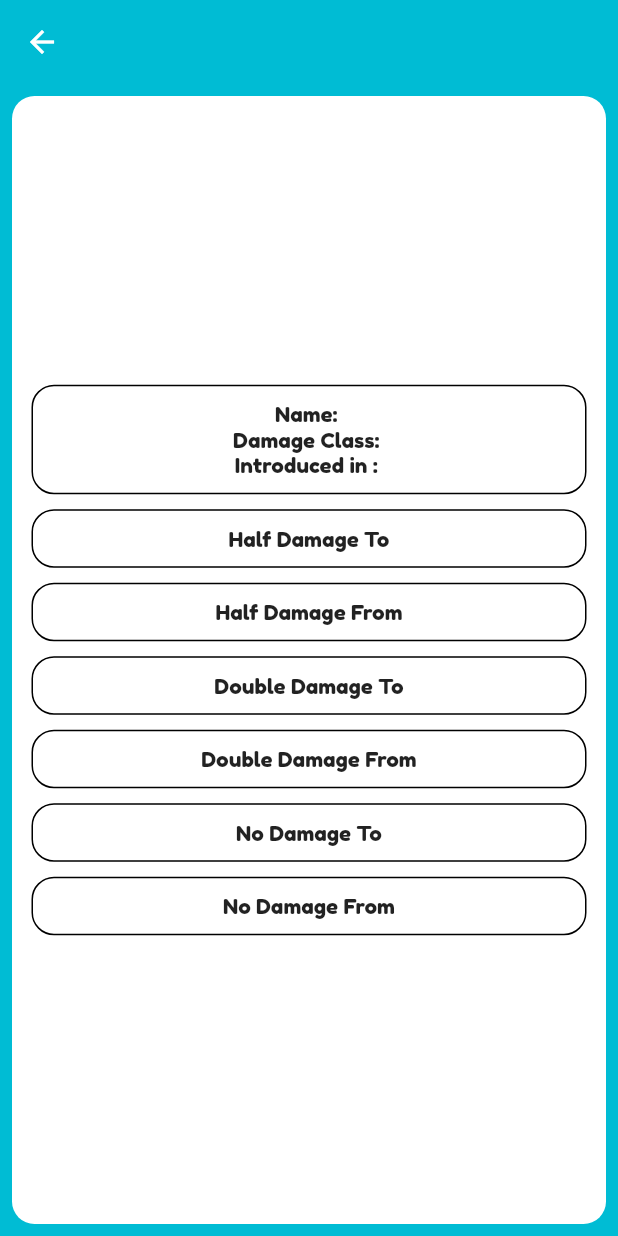
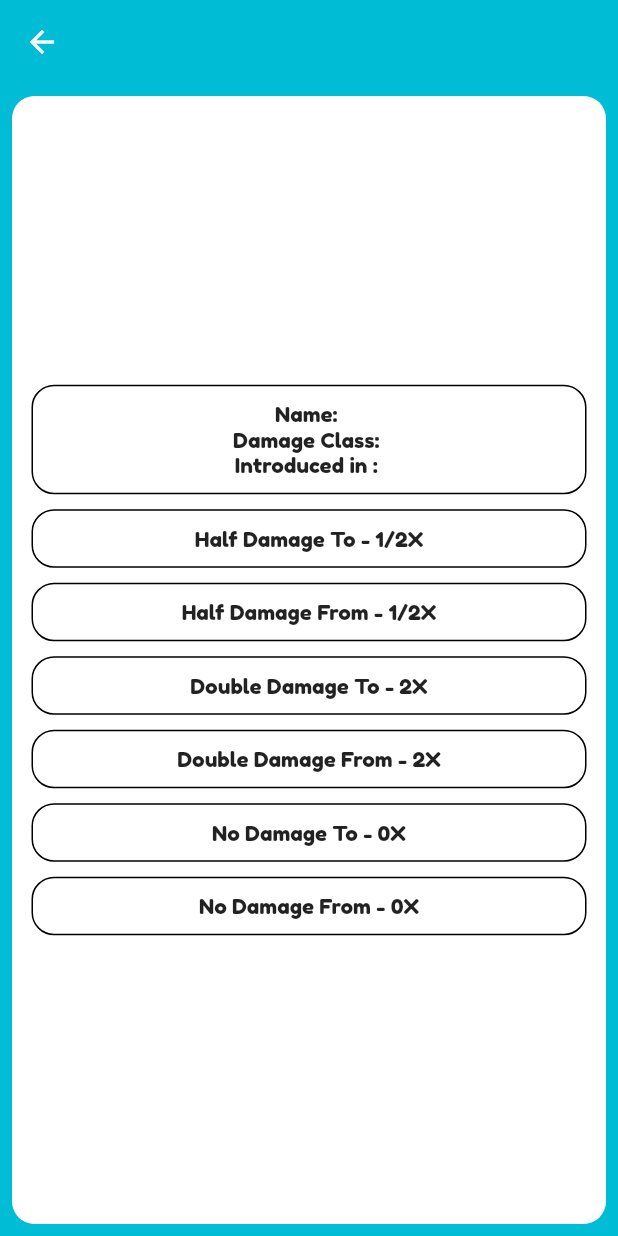
Before and after one commit to MaelSantos/PokeMagic, a Flutter app: the TypeDetalhes screen opened directly with empty values, on a phone screen of 412 x 824 dp. Run offline on Flutter 3.47's test engine with Material 2 defaults, Android fonts, the phone set to English and light mode, and no system bars; our stand-ins replace cached_network_image, charts_flutter, sqflite; accounts and stored records are empty; statements that could not run were skipped.

Commit message:
Melhoria nas Imagens

```diff
--- a/lib/model/pokedex.dart
+++ b/lib/model/pokedex.dart
@@ -26,7 +26,7 @@ class Pokedex {
 
   Pokemon toPokemon(String poke) {
     try {
-      return pokemons.firstWhere((p) => poke.contains(p.name));
+      return pokemons.firstWhere((p) => p.name == poke);
     } catch (e) {
       return null;
     }
--- a/lib/util/format.dart
+++ b/lib/util/format.dart
@@ -1,7 +1,10 @@
 import 'package:flutter/material.dart';
 
 String formatID(String i) {
-  return "https://www.serebii.net/pokemongo/pokemon/${i.replaceFirst("#", "")}.png";
+  // return "https://www.serebii.net/pokemongo/pokemon/${i.replaceFirst("#", "")}.png";
+  // return "https://www.serebii.net/pokemongo/pokemon/shiny/${i.replaceFirst("#", "")}.png"; //shiny
+  // "https://www.serebii.net/itemdex/sprites/pgl/sunstone.png" //item
+  return "https://assets.pokemon.com/assets/cms2/img/pokedex/full/${i.replaceFirst("#", "")}.png";
 }
 
 Map<String, Color> colors = {
--- a/lib/view/componentes/poke_card.dart
+++ b/lib/view/componentes/poke_card.dart
@@ -40,11 +40,13 @@ class PokeCard extends StatelessWidget {
 
   Widget imagem() {
     return Container(
+      height: 130,
+      width: 130,
         child: CachedNetworkImage(
       imageUrl: formatID(pokemon.number),
       placeholder: (context, url) => CircularProgressIndicator(),
       errorWidget: (context, url, error) => Icon(Icons.error),
-      fit: BoxFit.cover,
+      fit: BoxFit.contain,
     ));
   }
 
--- a/lib/view/detalhes/poke_detalhes.dart
+++ b/lib/view/detalhes/poke_detalhes.dart
@@ -42,6 +42,7 @@ class PokeDetalhes extends StatelessWidget {
                               CircularProgressIndicator(),
                           errorWidget: (context, url, error) =>
                               Icon(Icons.error),
+                          // fit: BoxFit.contain,
                           fit: BoxFit.cover,
                         ),
                       ),
--- a/lib/view/detalhes/type_detalhes.dart
+++ b/lib/view/detalhes/type_detalhes.dart
@@ -45,7 +45,7 @@ class TypeDetalhes extends StatelessWidget {
                       )),
                   gerarContainer("",
                       child: Column(children: [
-                        Text("Half Damage To"),
+                        Text("Half Damage To - 1/2X"),
                         SingleChildScrollView(
                             scrollDirection: Axis.horizontal,
                             child: Row(
@@ -56,7 +56,7 @@ class TypeDetalhes extends StatelessWidget {
                       ])),
                   gerarContainer("",
                       child: Column(children: [
-                        Text("Half Damage From"),
+                        Text("Half Damage From - 1/2X"),
                         SingleChildScrollView(
                             scrollDirection: Axis.horizontal,
                             child: Row(
@@ -68,7 +68,7 @@ class TypeDetalhes extends StatelessWidget {
                       ])),
                   gerarContainer("",
                       child: Column(children: [
-                        Text("Double Damage To"),
+                        Text("Double Damage To - 2X"),
                         SingleChildScrollView(
                             scrollDirection: Axis.horizontal,
                             child: Row(
@@ -80,7 +80,7 @@ class TypeDetalhes extends StatelessWidget {
                       ])),
                   gerarContainer("",
                       child: Column(children: [
-                        Text("Double Damage From"),
+                        Text("Double Damage From - 2X"),
                         SingleChildScrollView(
                             scrollDirection: Axis.horizontal,
                             child: Row(
@@ -92,7 +92,7 @@ class TypeDetalhes extends StatelessWidget {
                       ])),
                   gerarContainer("",
                       child: Column(children: [
-                        Text("No Damage To"),
+                        Text("No Damage To - 0X"),
                         SingleChildScrollView(
                             scrollDirection: Axis.horizontal,
                             child: Row(
@@ -104,7 +104,7 @@ class TypeDetalhes extends StatelessWidget {
                       ])),
                   gerarContainer("",
                       child: Column(children: [
-                        Text("No Damage From"),
+                        Text("No Damage From - 0X"),
                         SingleChildScrollView(
                             scrollDirection: Axis.horizontal,
                             child: SingleChildScrollView(
```
Also changed, not shown: lib/view/detalhes/ability_detalhes.dart (+11 -3 lines), 4 other files.
